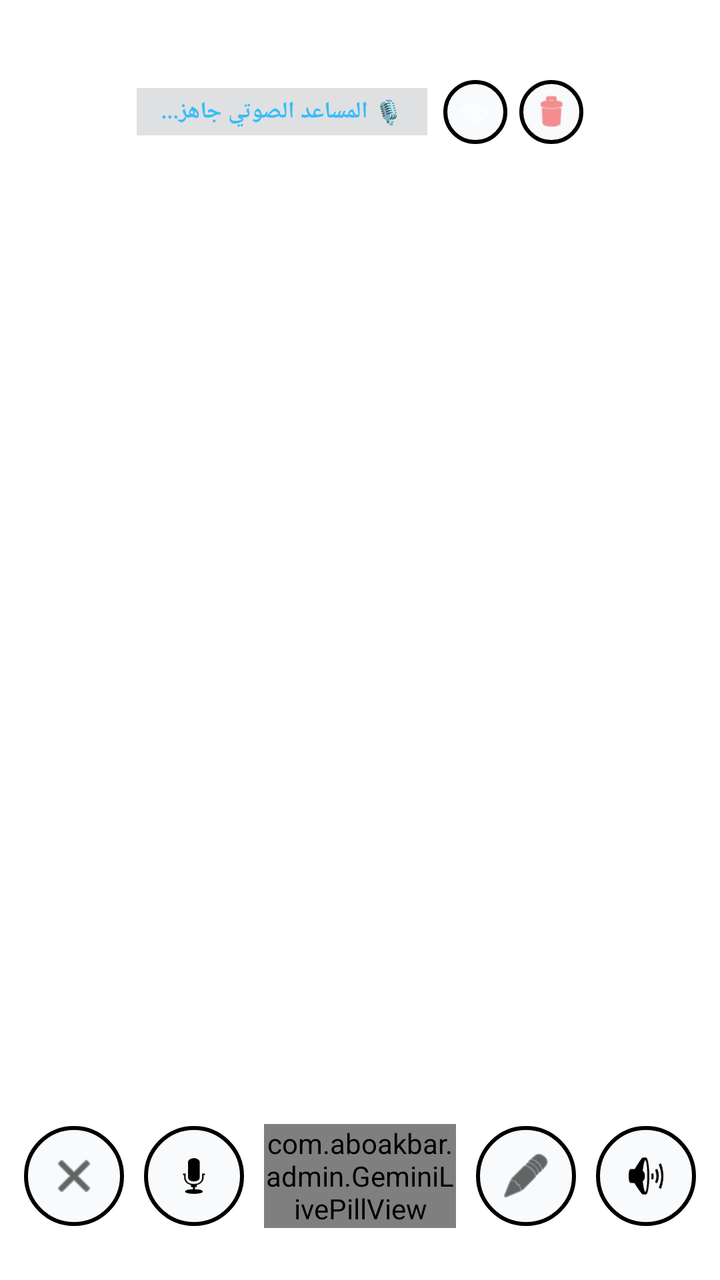
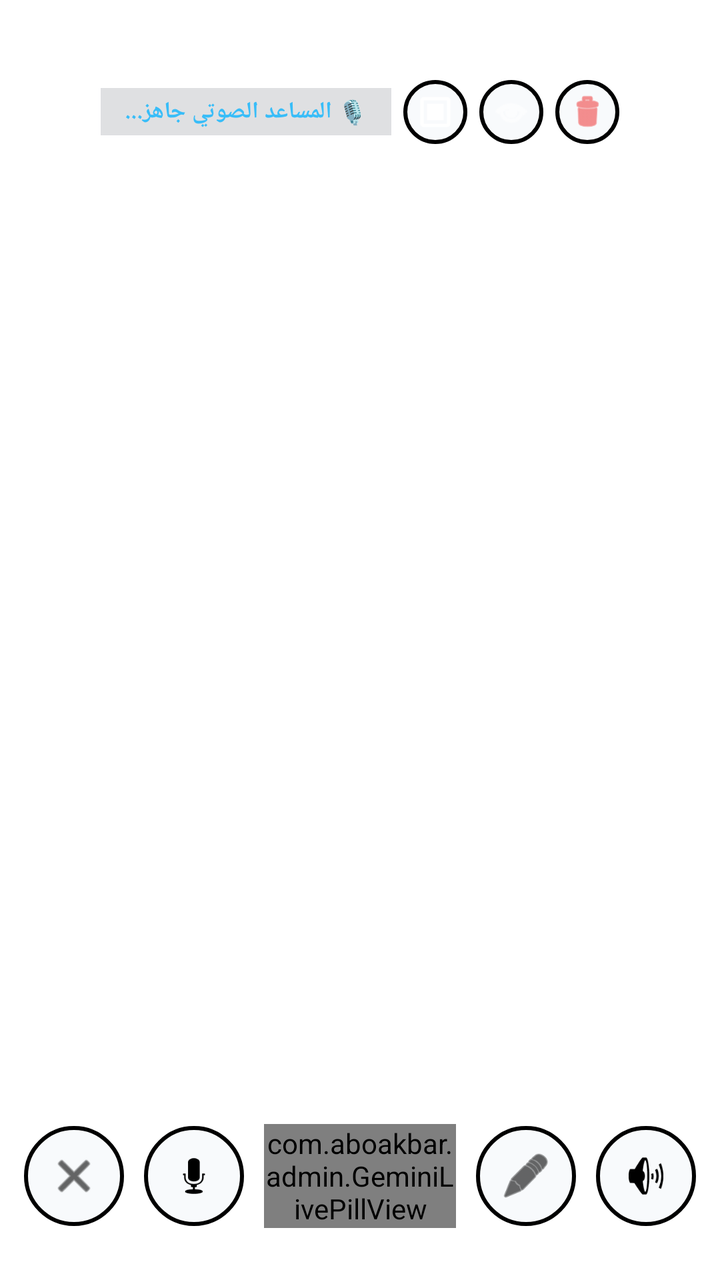

Screens rendered from an Android XML layout before and after an edit, with the pre-edit source and the edit as a unified diff.
<!-- AndroidManifest.xml: activity theme Theme.TransparentVoiceAssistant -->
<!-- res/layout/activity_voice_assistant.xml -->
<?xml version="1.0" encoding="utf-8"?>
<RelativeLayout xmlns:android="http://schemas.android.com/apk/res/android"
    android:layout_width="match_parent"
    android:layout_height="match_parent"
    android:background="@android:color/transparent"
    android:fitsSystemWindows="true">

    
    <View
        android:id="@+id/transparentClickDismiss"
        android:layout_width="match_parent"
        android:layout_height="match_parent"
        android:layout_above="@id/bottomControlsLayout"
        android:background="@android:color/transparent"
        android:clickable="true"
        android:focusable="true" />

    
    <LinearLayout
        android:id="@+id/responseContainer"
        android:layout_width="match_parent"
        android:layout_height="match_parent"
        android:layout_above="@id/bottomControlsLayout"
        android:orientation="vertical"
        android:paddingStart="14dp"
        android:paddingEnd="14dp"
        android:paddingTop="40dp"
        android:paddingBottom="6dp"
        android:background="@android:color/transparent">

        
        <LinearLayout
            android:layout_width="match_parent"
            android:layout_height="wrap_content"
            android:orientation="horizontal"
            android:gravity="center"
            android:layout_marginBottom="8dp">

            <TextView
                android:id="@+id/tvStatus"
                android:layout_width="wrap_content"
                android:layout_height="wrap_content"
                android:text="🎙️ المساعد الصوتي جاهز..."
                android:textSize="11.5sp"
                android:textStyle="bold"
                android:textColor="#38BDF8"
                android:paddingStart="12dp"
                android:paddingEnd="12dp"
                android:paddingTop="4dp"
                android:paddingBottom="4dp"
                android:background="#220F172A"
                android:layout_marginEnd="8dp" />

            <ImageButton
                android:id="@+id/btnToggleChatVisibility"
                android:layout_width="32dp"
                android:layout_height="32dp"
                android:src="@android:drawable/ic_menu_view"
                android:tint="#FFFFFF"
                android:background="@drawable/white_circle_black_stroke"
                android:scaleType="centerInside"
                android:padding="6dp"
                android:layout_marginEnd="6dp" />

            <ImageButton
                android:id="@+id/btnTrashClearChat"
                android:layout_width="32dp"
                android:layout_height="32dp"
                android:src="@android:drawable/ic_menu_delete"
                android:tint="#EF4444"
                android:background="@drawable/white_circle_black_stroke"
                android:scaleType="centerInside"
                android:padding="6dp" />
        </LinearLayout>

        <ProgressBar
            android:id="@+id/progressBar"
            android:layout_width="22dp"
            android:layout_height="22dp"
            android:visibility="gone"
            android:layout_gravity="center_horizontal"
            android:layout_marginBottom="8dp" />

        
        <ScrollView
            android:id="@+id/chatScrollView"
            android:layout_width="match_parent"
            android:layout_height="0dp"
            android:layout_weight="1"
            android:fillViewport="true"
            android:scrollbars="none"
            android:background="@android:color/transparent">

            <LinearLayout
                android:id="@+id/chatMessagesContainer"
                android:layout_width="match_parent"
                android:layout_height="wrap_content"
                android:orientation="vertical"
                android:gravity="bottom"
                android:paddingBottom="12dp"
                android:background="@android:color/transparent" />
        </ScrollView>
    </LinearLayout>

    <Button
        android:id="@+id/btnToggleTts"
        android:layout_width="wrap_content"
        android:layout_height="28dp"
        android:visibility="gone"
        android:text="🔊" />

    
    <LinearLayout
        android:id="@+id/bottomControlsLayout"
        android:layout_width="match_parent"
        android:layout_height="wrap_content"
        android:layout_alignParentBottom="true"
        android:orientation="vertical"
        android:background="@android:color/transparent">

        
        <LinearLayout
            android:id="@+id/textInputContainer"
            android:layout_width="match_parent"
            android:layout_height="wrap_content"
            android:orientation="horizontal"
            android:visibility="gone"
            android:padding="8dp"
            android:layout_marginStart="14dp"
            android:layout_marginEnd="14dp"
            android:layout_marginBottom="6dp"
            android:background="#330F172A">

            <EditText
                android:id="@+id/etCommandInput"
                android:layout_width="0dp"
                android:layout_height="44dp"
                android:layout_weight="1"
                android:hint="اكتب أمرك النصي هنا..."
                android:textSize="13sp"
                android:padding="10dp"
                android:background="#22FFFFFF"
                android:textColor="#F8FAFC"
                android:textColorHint="#94A3B8"
                android:layout_marginEnd="6dp"
                android:maxLines="2" />

            <Button
                android:id="@+id/btnSendText"
                android:layout_width="wrap_content"
                android:layout_height="44dp"
                android:text="إرسال"
                android:backgroundTint="#0284C7"
                android:textColor="#FFFFFF" />
        </LinearLayout>

        
        <LinearLayout
            android:id="@+id/bottomGeminiBarLayout"
            android:layout_width="match_parent"
            android:layout_height="80dp"
            android:orientation="horizontal"
            android:gravity="center"
            android:paddingStart="12dp"
            android:paddingEnd="12dp"
            android:paddingBottom="24dp"
            android:background="@android:color/transparent"
            android:layoutDirection="ltr">

            
            <ImageButton
                android:id="@+id/btnClose"
                android:layout_width="50dp"
                android:layout_height="50dp"
                android:src="@android:drawable/ic_menu_close_clear_cancel"
                android:tint="#000000"
                android:background="@drawable/white_circle_black_stroke"
                android:scaleType="centerInside"
                android:padding="12dp"
                android:layout_marginEnd="10dp" />

            
            <ImageButton
                android:id="@+id/btnMicToggle"
                android:layout_width="50dp"
                android:layout_height="50dp"
                android:src="@android:drawable/ic_btn_speak_now"
                android:tint="#000000"
                android:background="@drawable/white_circle_black_stroke"
                android:scaleType="centerInside"
                android:padding="12dp"
                android:layout_marginEnd="10dp" />

            
            <com.aboakbar.admin.GeminiLivePillView
                android:id="@+id/btnGeminiPill"
                android:layout_width="0dp"
                android:layout_height="52dp"
                android:layout_weight="1"
                android:layout_marginEnd="10dp" />

            
            <ImageButton
                android:id="@+id/btnKeyboardToggle"
                android:layout_width="50dp"
                android:layout_height="50dp"
                android:src="@android:drawable/ic_menu_edit"
                android:tint="#000000"
                android:background="@drawable/white_circle_black_stroke"
                android:scaleType="centerInside"
                android:padding="12dp"
                android:layout_marginEnd="10dp" />

            
            <ImageButton
                android:id="@+id/btnVoiceToggle"
                android:layout_width="50dp"
                android:layout_height="50dp"
                android:src="@android:drawable/ic_lock_silent_mode_off"
                android:tint="#000000"
                android:background="@drawable/white_circle_black_stroke"
                android:scaleType="centerInside"
                android:padding="12dp" />

        </LinearLayout>
    </LinearLayout>

</RelativeLayout>
<!-- resources referenced by this layout -->
<resources>
  <!-- drawable white_circle_black_stroke (drawable) -->
  <?xml version="1.0" encoding="utf-8"?>
  <shape xmlns:android="http://schemas.android.com/apk/res/android"
      android:shape="oval">
      <solid android:color="#F8FAFC" />
      <stroke android:width="2dp" android:color="#000000" />
  </shape>
  <style name="Theme.TransparentVoiceAssistant" parent="Theme.Material3.DayNight.NoActionBar">
          <item name="android:windowIsTranslucent">true</item>
          <item name="android:windowBackground">@android:color/transparent</item>
          <item name="android:windowContentOverlay">@null</item>
          <item name="android:windowNoTitle">true</item>
          <item name="android:windowIsFloating">false</item>
          <item name="android:backgroundDimEnabled">true</item>
          <item name="android:backgroundDimAmount">0.35</item>
      </style>
</resources>

<!-- the commit's change to res/layout/activity_voice_assistant.xml (unified diff, before → after) -->
@@ -1,5 +1,6 @@
 <?xml version="1.0" encoding="utf-8"?>
 <RelativeLayout xmlns:android="http://schemas.android.com/apk/res/android"
+    android:id="@+id/rootVoiceAssistantLayout"
     android:layout_width="match_parent"
     android:layout_height="match_parent"
     android:background="@android:color/transparent"
@@ -49,7 +50,19 @@
                 android:paddingTop="4dp"
                 android:paddingBottom="4dp"
                 android:background="#220F172A"
-                android:layout_marginEnd="8dp" />
+                android:layout_marginEnd="6dp" />
+
+            <ImageButton
+                android:id="@+id/btnToggleSolidBackground"
+                android:layout_width="32dp"
+                android:layout_height="32dp"
+                android:src="@drawable/ic_solid_background"
+                android:tint="#FFFFFF"
+                android:background="@drawable/white_circle_black_stroke"
+                android:scaleType="centerInside"
+                android:padding="6dp"
+                android:layout_marginEnd="6dp"
+                android:contentDescription="تعتيم الخلفية للسكرين شوت" />
 
             <ImageButton
                 android:id="@+id/btnToggleChatVisibility"
@@ -60,7 +73,8 @@
                 android:background="@drawable/white_circle_black_stroke"
                 android:scaleType="centerInside"
                 android:padding="6dp"
-                android:layout_marginEnd="6dp" />
+                android:layout_marginEnd="6dp"
+                android:contentDescription="إظهار/إخفاء الدردشة" />
 
             <ImageButton
                 android:id="@+id/btnTrashClearChat"
@@ -70,7 +84,8 @@
                 android:tint="#EF4444"
                 android:background="@drawable/white_circle_black_stroke"
                 android:scaleType="centerInside"
-                android:padding="6dp" />
+                android:padding="6dp"
+                android:contentDescription="مسح سجل المحادثة" />
         </LinearLayout>
 
         <ProgressBar
<!-- resource entries referenced after the edit -->
@@ -1,5 +1,18 @@
 <!-- resources referenced by this layout -->
 <resources>
+  <!-- drawable ic_solid_background (drawable) -->
+  ﻿<vector xmlns:android="http://schemas.android.com/apk/res/android"
+      android:width="24dp"
+      android:height="24dp"
+      android:viewportWidth="24"
+      android:viewportHeight="24">
+    <path
+        android:fillColor="#FFFFFFFF"
+        android:pathData="M19,3H5C3.9,3 3,3.9 3,5v14c0,1.1 0.9,2 2,2h14c1.1,0 2,-0.9 2,-2V5C21,3.9 20.1,3 19,3zM19,19H5V5h14V19z"/>
+    <path
+        android:fillColor="#FFFFFFFF"
+        android:pathData="M7,7h10v10H7z"/>
+  </vector>
   <!-- drawable white_circle_black_stroke (drawable) -->
   <?xml version="1.0" encoding="utf-8"?>
   <shape xmlns:android="http://schemas.android.com/apk/res/android"
